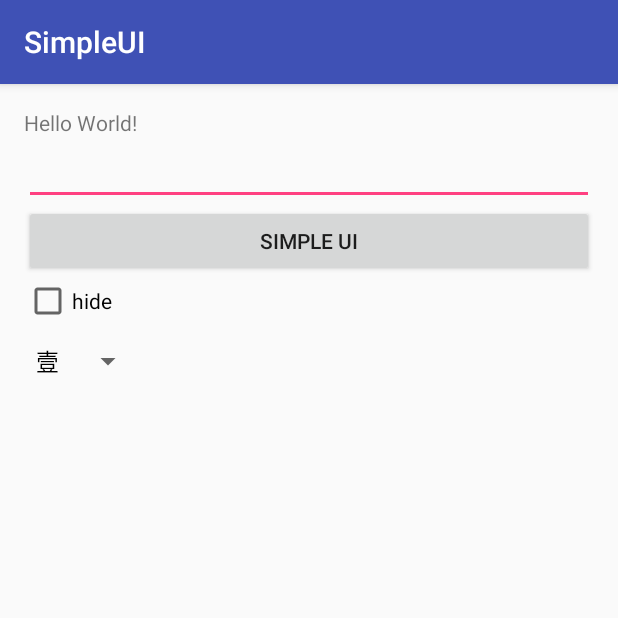
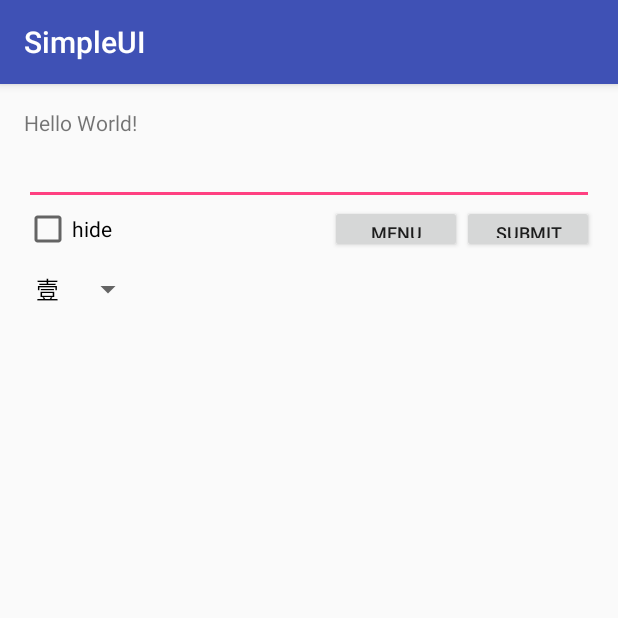
Before and after one commit to jruffian/NTUProject, an Android app: the screen it shows after launch (MainActivity), on a phone screen of 412 x 824 dp, the top half of it. Run offline under Robolectric (Android 15) with nearby library versions, the phone set to English and light mode, and no system bars.

Commit message:
new activity and go to new activity

```diff
--- a/SimpleUI/app/src/main/AndroidManifest.xml
+++ b/SimpleUI/app/src/main/AndroidManifest.xml
@@ -15,6 +15,7 @@
                 <category android:name="android.intent.category.LAUNCHER" />
             </intent-filter>
         </activity>
+        <activity android:name=".DrinkMenuActivity"></activity>
     </application>
 
 </manifest>
--- a/SimpleUI/app/src/main/res/layout/activity_main.xml
+++ b/SimpleUI/app/src/main/res/layout/activity_main.xml
@@ -15,16 +15,6 @@
         android:text="Hello World!"
         android:id="@+id/textView" />
 
-    <Button
-        style="?android:attr/buttonStyleSmall"
-        android:layout_width="match_parent"
-        android:layout_height="wrap_content"
-        android:text="Simple UI"
-        android:id="@+id/button1"
-        android:layout_alignParentLeft="false"
-        android:layout_alignParentStart="true"
-        android:onClick="submit"
-        android:layout_below="@+id/editText" />
 
     <EditText
         android:layout_width="match_parent"
@@ -39,7 +29,7 @@
         android:layout_height="wrap_content"
         android:text="hide"
         android:id="@+id/checkBox"
-        android:layout_below="@+id/button1"
+        android:layout_below="@+id/editText"
         android:layout_alignParentLeft="true"
         android:layout_alignParentStart="true" />
 
@@ -60,4 +50,28 @@
         android:layout_alignParentStart="true"
         android:layout_below="@+id/spinner" />
 
+    <Button
+        android:layout_width="wrap_content"
+        android:layout_height="wrap_content"
+        android:text="Menu"
+        android:id="@+id/button"
+        android:layout_above="@+id/spinner"
+        android:textSize="12dp"
+        android:layout_below="@+id/editText"
+        android:onClick="gotoMenu"
+        android:layout_toLeftOf="@+id/button1" />
+
+    <Button
+        android:layout_width="wrap_content"
+        android:layout_height="wrap_content"
+        android:text="Submit"
+        android:id="@+id/button1"
+        android:onClick="submit"
+        android:textSize="12dp"
+        android:layout_below="@+id/editText"
+        android:layout_alignRight="@+id/editText"
+        android:layout_alignEnd="@+id/editText"
+        android:layout_alignTop="@+id/checkBox"
+        android:layout_alignBottom="@+id/checkBox" />
+
 </RelativeLayout>
```
Also changed, not shown: SimpleUI/app/src/main/java/tw/idv/crystalfish/simpleui/DrinkMenuActivity.java (added, +13 -0 lines), SimpleUI/app/src/main/java/tw/idv/crystalfish/simpleui/MainActivity.java (+7 -0 lines), SimpleUI/app/src/main/res/layout/activity_drink_menu.xml (added, +20 -0 lines).
